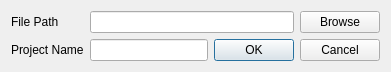
This is dialognewimage.ui in chenguanzhou/CDTStudio as Qt 5 draws it before an edit. The edited form follows.
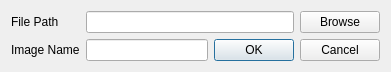
This is the edited form.

```diff
--- a/dialognewimage.ui
+++ b/dialognewimage.ui
@@ -62,7 +62,7 @@
    <item row="3" column="0" colspan="2">
     <widget class="QLabel" name="label_2">
      <property name="text">
-      <string>Project Name</string>
+      <string>Image Name</string>
      </property>
     </widget>
    </item>
```
